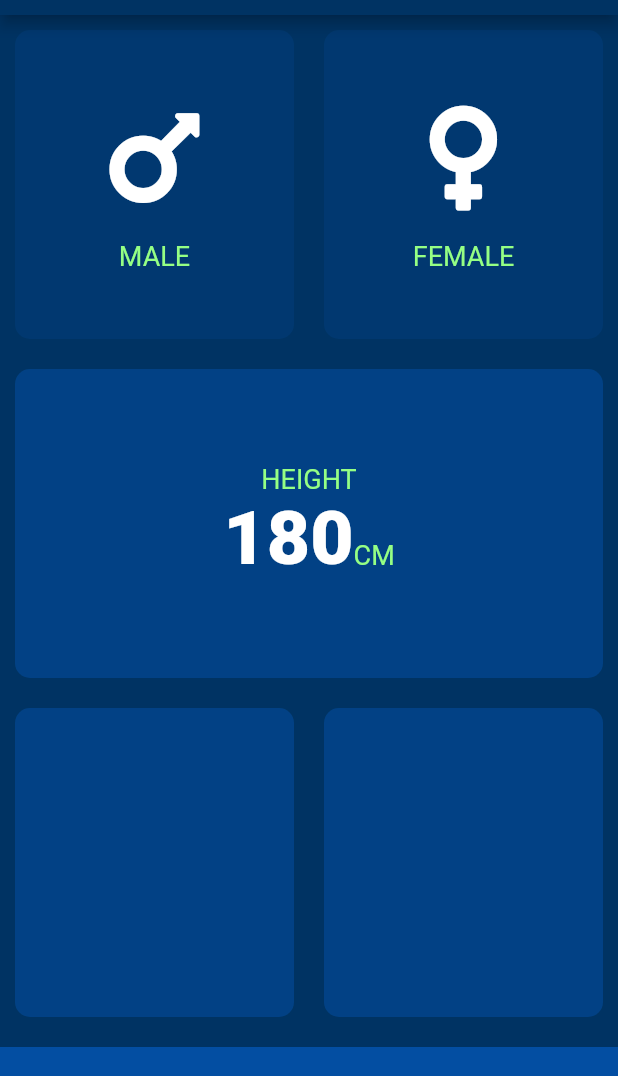
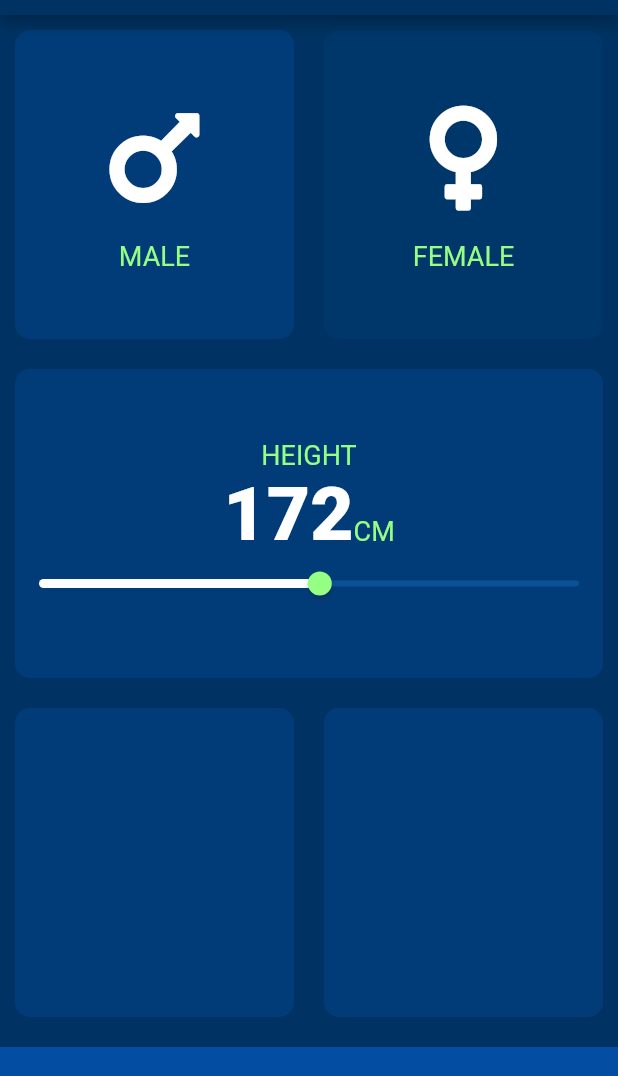
Before and after one commit to kahliliman/bmi-calculator, a Flutter app: the screen it shows after launch, on a phone screen of 412 x 824 dp, the part 69-1145 px from its top. Run offline on Flutter 3.47's test engine with Material 2 defaults, Android fonts, the phone set to English and light mode, and no system bars; our stand-ins replace font_awesome_flutter.

Commit message:
finished slider

```diff
--- a/lib/constants.dart
+++ b/lib/constants.dart
@@ -1,8 +1,16 @@
 import 'package:flutter/material.dart';
 
-const kActiveCardColour = Color(0x88034ea2);
-const kInactiveCardColour = Color(0x33034ea2);
-const kBottomContainerColour = Color(0xff034ea2);
+const kPrimaryColor = Color(0xff0075e3);
+const kPrimaryColorShade1 = Color(0xff034ea2);
+const kPrimaryColorShade2 = Color(0x55034ea2);
+const kPrimaryColorShade3 = Color(0x22034ea2);
+const kPrimaryColorShade4 = Color(0xff003363);
+const kSecondaryColor = Color(0xff95ff84);
+const kSecondaryColorShade1 = Color(0xff70bf63);
+
+const kActiveCardColour = kPrimaryColorShade2;
+const kInactiveCardColour = kPrimaryColorShade3;
+const kBottomContainerColour = kPrimaryColorShade1;
 const kBottomContainerHeight = 80.0;
 
 const TextStyle kLabelTextStyle = TextStyle(
--- a/lib/input_page.dart
+++ b/lib/input_page.dart
@@ -13,7 +13,8 @@ class InputPage extends StatefulWidget {
 
 class _InputPageState extends State<InputPage> {
 
-  Gender selectedGender;
+  Gender selectedGender = Gender.male;
+  int height = 172;
 
   @override
   Widget build(BuildContext context) {
@@ -69,11 +70,28 @@ class _InputPageState extends State<InputPage> {
                       Row(
                         mainAxisAlignment: MainAxisAlignment.center,
                         crossAxisAlignment: CrossAxisAlignment.baseline,
-                        textBaseline: TextBaseline.ideographic,
+                        textBaseline: TextBaseline.alphabetic,
                         children: <Widget>[
-                          Text('180', style: kMainTextStyle,),
+                          Text(height.toString(), style: kMainTextStyle,),
                           Text('CM', style: kLabelTextStyle,),
                         ],
+                      ),
+                      SliderTheme(
+                        data: SliderTheme.of(context).copyWith(
+                          activeTrackColor: Colors.white,
+                          thumbColor: kSecondaryColor,
+                          thumbShape: RoundSliderThumbShape(enabledThumbRadius: 8.0),
+                          overlayShape: RoundSliderOverlayShape(overlayRadius: 16.0)
+                        ),
+                        child: Slider(value: height.toDouble(),
+//                            activeColor: kSecondaryColor,
+                            min: 120.0,
+                            max: 220.0,
+                            onChanged: (double newHeight){
+                          setState(() {
+                            height = newHeight.toInt();
+                          });
+                            }),
                       )
                     ],
                   ),
@@ -103,12 +121,3 @@ class _InputPageState extends State<InputPage> {
     );
   }
 }
-
-
-
-//Color(0x55034ea2)
-//Color(0xff034ea2)
-//Color(0xff0075e3)
-//Color(0xff003363)
-//Color(0xff95ff84)
-//Color(0xff70bf63)
--- a/lib/main.dart
+++ b/lib/main.dart
@@ -1,5 +1,6 @@
 import 'package:flutter/material.dart';
 import 'input_page.dart';
+import 'constants.dart';
 
 void main() => runApp(BMICalculator());
 
@@ -9,17 +10,17 @@ class BMICalculator extends StatelessWidget {
     return MaterialApp(
       home: InputPage(),
       theme: ThemeData.dark().copyWith(
-            primaryColor: Color(0xff003363),
-            accentColor: Color(0xff70bf63),
-            scaffoldBackgroundColor: Color(0xff003363),
+            primaryColor: kPrimaryColorShade4,
+            accentColor: kSecondaryColorShade1,
+            scaffoldBackgroundColor: kPrimaryColorShade4,
             primaryTextTheme: TextTheme(
                 title: TextStyle(
-                    color: Color(0xff95ff84)
+                    color: kSecondaryColor
                 )
             ),
             textTheme: TextTheme(
                 body1: TextStyle(
-                    color: Color(0xff95ff84)
+                    color: kSecondaryColor
                 )
             )
       )
```
